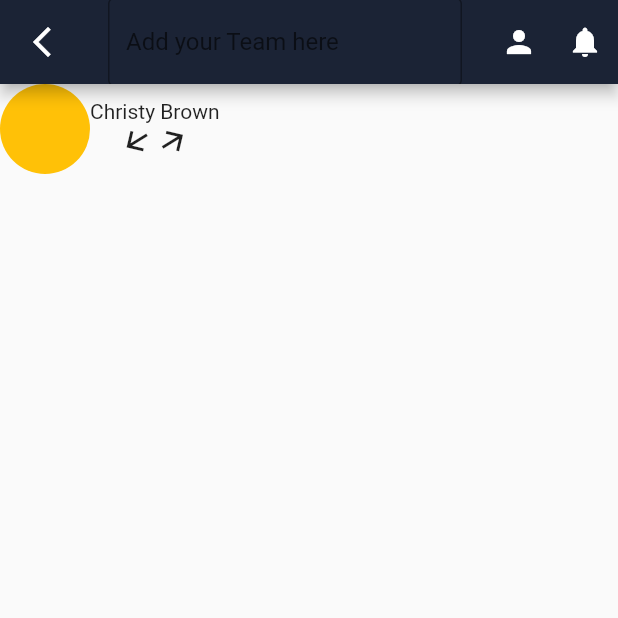
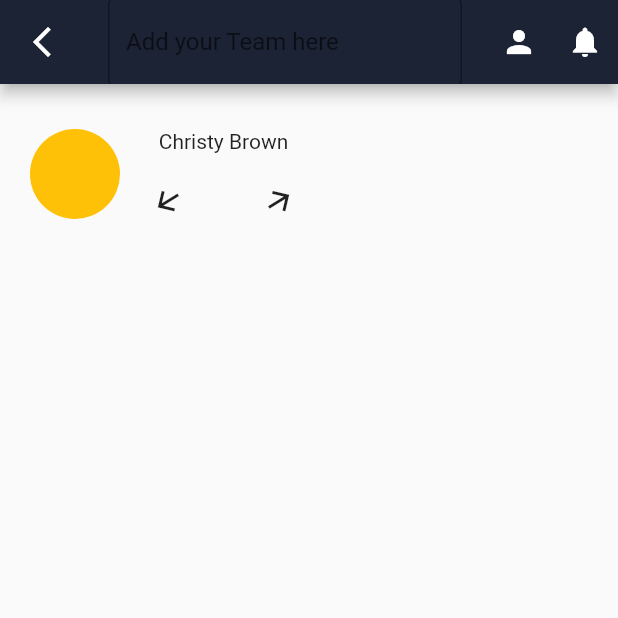
Before and after one commit to Sandy8985/tasqr1, a Flutter app: the screen it shows after launch, on a phone screen of 412 x 824 dp, the top half of it. Run offline on Flutter 3.47's test engine with Material 2 defaults, Android fonts, the phone set to English and light mode, and no system bars.

Commit message:
new tasqr 2nd page

```diff
--- a/lib/main.dart
+++ b/lib/main.dart
@@ -17,7 +17,10 @@ class MyApp extends StatelessWidget {
               icon: Icon(Icons.arrow_back_ios_new),
             ),
             title: TextField(
-            decoration: InputDecoration(hintText: 'Add your Team here',border: OutlineInputBorder(),),
+              decoration: InputDecoration(
+                hintText: 'Add your Team here',
+                border: OutlineInputBorder(),
+              ),
             ),
             actions: [
               Padding(
@@ -29,7 +32,9 @@ class MyApp extends StatelessWidget {
               )
             ],
           ),
-        body: Column(
+          body: Padding(
+            padding: EdgeInsets.fromLTRB(20, 30, 0, 0),
+            child: Column(
               children: [
                 Row(
                   children: [
@@ -37,21 +42,37 @@ class MyApp extends StatelessWidget {
                       backgroundColor: Colors.amber,
                       radius: 30,
                     ),
-                Column(
+                    Padding(
+                      padding: EdgeInsets.fromLTRB(20, 0, 0, 0),
+                      child: Column(
                         children: [
-                    Text('Christy Brown'),
-                    Row(children: [
-
-                      Transform.rotate(angle: 45, child: Icon(Icons.arrow_downward),),
-                      Transform.rotate(angle: 45, child: Icon(Icons.arrow_upward),)
-                    ],)
-                  ],
+                          Padding(
+                            padding: EdgeInsets.fromLTRB(0, 0, 0, 20),
+                            child: Text('Christy Brown'),
+                          ),
+                          Row(
+                            children: [
+                              Transform.rotate(
+                                angle: 45,
+                                child: Icon(Icons.arrow_downward),
+                              ),
+                              Container(
+                                margin: EdgeInsets.fromLTRB(0, 0, 50, 0),
+                              ),
+                              Transform.rotate(
+                                angle: 45,
+                                child: Icon(Icons.arrow_upward),
                               )
                             ],
                           )
                         ],
                       ),
+                    )
+                  ],
+                )
+              ],
             ),
+          )),
     );
   }
 }
```
Lines whose indentation alone changed are shown as unchanged.
